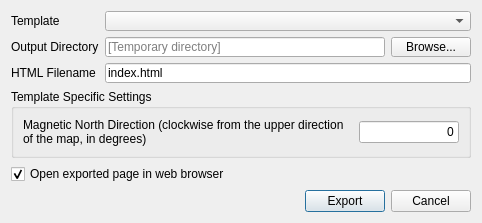
Before: the Qt Designer form ui/exporttowebdialog.ui in minorua/Qgis2threejs, drawn with Qt 5.
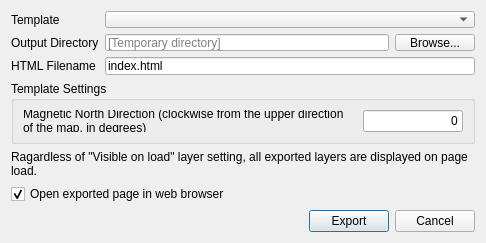
After: the same form once the commit is applied.

Commit message: Template: add allVisible option

Diff of the .ui file:
```diff
--- a/ui/exporttowebdialog.ui
+++ b/ui/exporttowebdialog.ui
@@ -6,8 +6,8 @@
    <rect>
     <x>0</x>
     <y>0</y>
-    <width>482</width>
-    <height>216</height>
+    <width>486</width>
+    <height>232</height>
    </rect>
   </property>
   <property name="windowTitle">
@@ -80,10 +80,10 @@
    <item>
     <widget class="QGroupBox" name="groupBox">
      <property name="title">
-      <string>Template Specific Settings</string>
+      <string>Template Settings</string>
      </property>
      <layout class="QGridLayout" name="gridLayout">
-      <item row="0" column="0">
+      <item row="1" column="0">
        <widget class="QLabel" name="label_MND">
         <property name="text">
          <string>Magnetic North Direction (clockwise from the upper direction of the map, in degrees)</string>
@@ -93,7 +93,7 @@
         </property>
        </widget>
       </item>
-      <item row="0" column="1">
+      <item row="1" column="1">
        <widget class="QLineEdit" name="lineEdit_MND">
         <property name="maximumSize">
          <size>
@@ -115,6 +115,29 @@
      </layout>
     </widget>
    </item>
+   <item>
+    <widget class="QLabel" name="label_AllVisible">
+     <property name="text">
+      <string>Ragardless of &quot;Visible on load&quot; layer setting, all exported layers are displayed on page load.</string>
+     </property>
+     <property name="wordWrap">
+      <bool>true</bool>
+     </property>
+    </widget>
+   </item>
+   <item>
+    <spacer name="verticalSpacer">
+     <property name="orientation">
+      <enum>Qt::Vertical</enum>
+     </property>
+     <property name="sizeHint" stdset="0">
+      <size>
+       <width>20</width>
+       <height>40</height>
+      </size>
+     </property>
+    </spacer>
+   </item>
    <item>
     <widget class="QCheckBox" name="checkBox_openPage">
      <property name="text">
```
The commit also changes 5 other files.
